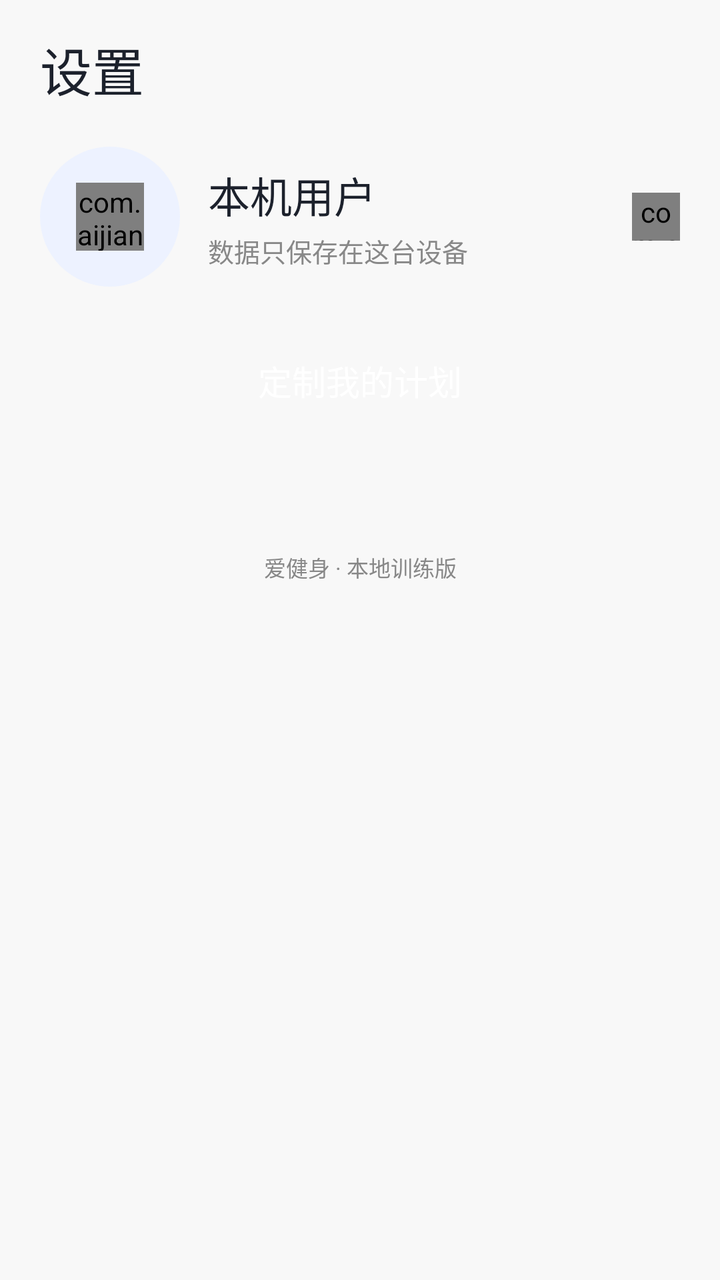
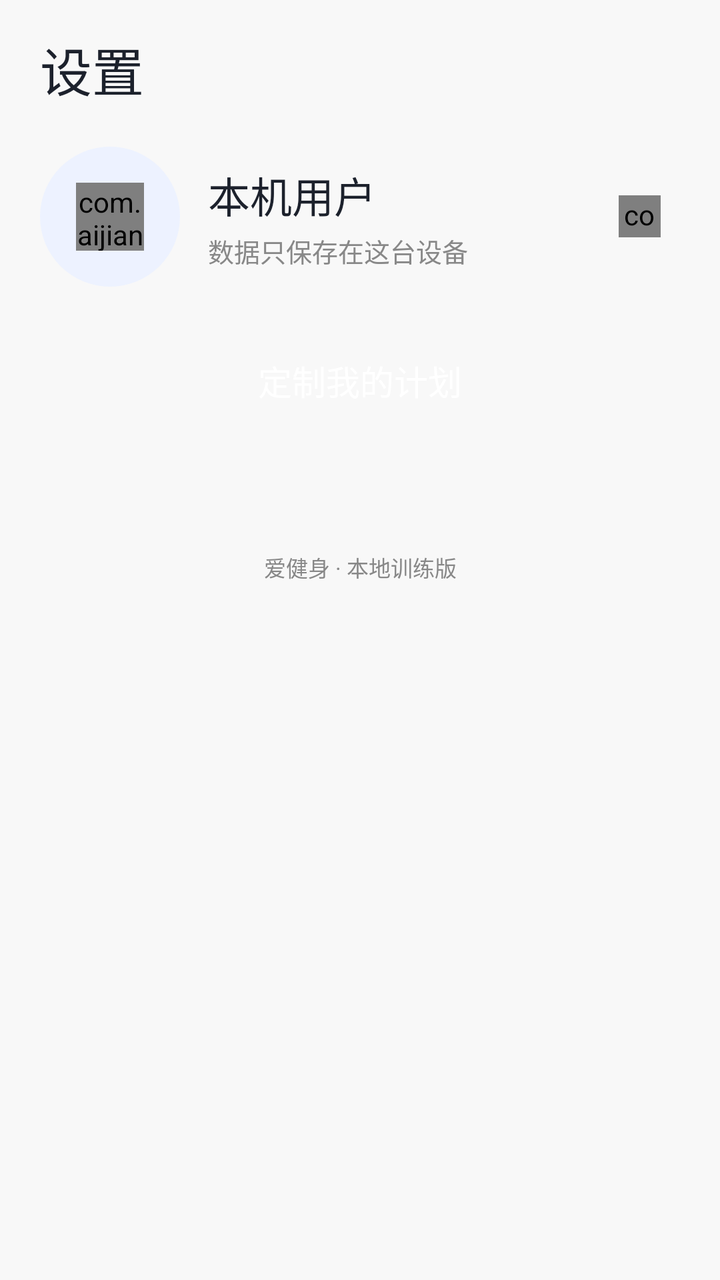

Compare the two renders of this Android layout. The source of the first and the diff that turns it into the second are given below.
<!-- AndroidManifest.xml: application theme AppTheme -->
<!-- res/layout/activity_settings.xml -->
<?xml version="1.0" encoding="utf-8"?>
<LinearLayout xmlns:android="http://schemas.android.com/apk/res/android"
    android:id="@+id/root"
    android:layout_width="match_parent"
    android:layout_height="match_parent"
    android:background="@color/bg"
    android:orientation="vertical">

    <ScrollView
        android:layout_width="match_parent"
        android:layout_height="0dp"
        android:layout_weight="1"
        android:clipToPadding="false"
        android:fillViewport="true"
        android:scrollbars="none">

        <LinearLayout
            android:layout_width="match_parent"
            android:layout_height="wrap_content"
            android:orientation="vertical"
            android:paddingLeft="20dp"
            android:paddingTop="16dp"
            android:paddingRight="20dp"
            android:paddingBottom="28dp">

            <TextView
                android:id="@+id/tv_title"
                android:layout_width="match_parent"
                android:layout_height="wrap_content"
                android:includeFontPadding="false"
                android:text="设置"
                android:textColor="@color/ink"
                android:textSize="26sp" />

            <LinearLayout
                android:id="@+id/profile_row"
                android:layout_width="match_parent"
                android:layout_height="wrap_content"
                android:layout_marginTop="20dp"
                android:gravity="center_vertical"
                android:orientation="horizontal">

                <FrameLayout
                    android:layout_width="70dp"
                    android:layout_height="70dp"
                    android:background="@drawable/bg_soft_circle">

                    <com.aijianshen.app.IconView
                        android:id="@+id/icon_user"
                        android:layout_width="34dp"
                        android:layout_height="34dp"
                        android:layout_gravity="center" />
                </FrameLayout>

                <LinearLayout
                    android:layout_width="0dp"
                    android:layout_height="wrap_content"
                    android:layout_marginLeft="14dp"
                    android:layout_weight="1"
                    android:orientation="vertical">

                    <TextView
                        android:id="@+id/tv_name"
                        android:layout_width="match_parent"
                        android:layout_height="wrap_content"
                        android:text="本机用户"
                        android:textColor="@color/ink"
                        android:textSize="21sp" />

                    <TextView
                        android:id="@+id/tv_sub"
                        android:layout_width="match_parent"
                        android:layout_height="wrap_content"
                        android:layout_marginTop="3dp"
                        android:text="数据只保存在这台设备"
                        android:textColor="@color/ink_soft"
                        android:textSize="13sp" />
                </LinearLayout>

                <com.aijianshen.app.IconView
                    android:id="@+id/btn_sync"
                    android:layout_width="24dp"
                    android:layout_height="24dp" />
            </LinearLayout>

            <TextView
                android:id="@+id/btn_custom"
                android:layout_width="match_parent"
                android:layout_height="54dp"
                android:layout_marginTop="20dp"
                android:gravity="center"
                android:text="定制我的计划"
                android:textColor="@color/white"
                android:textSize="17sp" />

            <LinearLayout
                android:id="@+id/card_main"
                android:layout_width="match_parent"
                android:layout_height="wrap_content"
                android:layout_marginTop="22dp"
                android:orientation="vertical" />

            <LinearLayout
                android:id="@+id/card_more"
                android:layout_width="match_parent"
                android:layout_height="wrap_content"
                android:layout_marginTop="16dp"
                android:orientation="vertical" />

            <TextView
                android:id="@+id/tv_footer"
                android:layout_width="match_parent"
                android:layout_height="wrap_content"
                android:layout_marginTop="20dp"
                android:gravity="center"
                android:text="爱健身 · 本地训练版"
                android:textColor="@color/ink_soft"
                android:textSize="11sp" />

        </LinearLayout>
    </ScrollView>

    <FrameLayout
        android:id="@+id/nav_holder"
        android:layout_width="match_parent"
        android:layout_height="wrap_content" />

</LinearLayout>
<!-- resources referenced by this layout -->
<resources>
  <color name="bg">#F8F8F8</color>
  <color name="ink">#1C212C</color>
  <color name="ink_soft">#888888</color>
  <color name="white">#FFFFFF</color>
  <!-- drawable bg_soft_circle (drawable) -->
  <?xml version="1.0" encoding="utf-8"?>
  <shape xmlns:android="http://schemas.android.com/apk/res/android"
      android:shape="oval">
      <solid android:color="#EDF2FF" />
  </shape>
  <style name="AppTheme" parent="@android:style/Theme.Material.Light.NoActionBar">
          <item name="android:windowBackground">#F8F8F8</item>
          <item name="android:statusBarColor">#F8F8F8</item>
          <item name="android:navigationBarColor">#F8F8F8</item>
          <item name="android:windowLightStatusBar">true</item>
          <item name="android:colorAccent">#004AFF</item>
      </style>
</resources>

<!-- the commit's change to res/layout/activity_settings.xml (unified diff, before → after) -->
@@ -77,10 +77,20 @@
                         android:textSize="13sp" />
                 </LinearLayout>
 
-                <com.aijianshen.app.IconView
+                <FrameLayout
                     android:id="@+id/btn_sync"
-                    android:layout_width="24dp"
-                    android:layout_height="24dp" />
+                    android:layout_width="40dp"
+                    android:layout_height="40dp"
+                    android:layout_marginLeft="4dp"
+                    android:clickable="true"
+                    android:focusable="true">
+
+                    <com.aijianshen.app.IconView
+                        android:id="@+id/icon_sync"
+                        android:layout_width="21dp"
+                        android:layout_height="21dp"
+                        android:layout_gravity="center" />
+                </FrameLayout>
             </LinearLayout>
 
             <TextView
